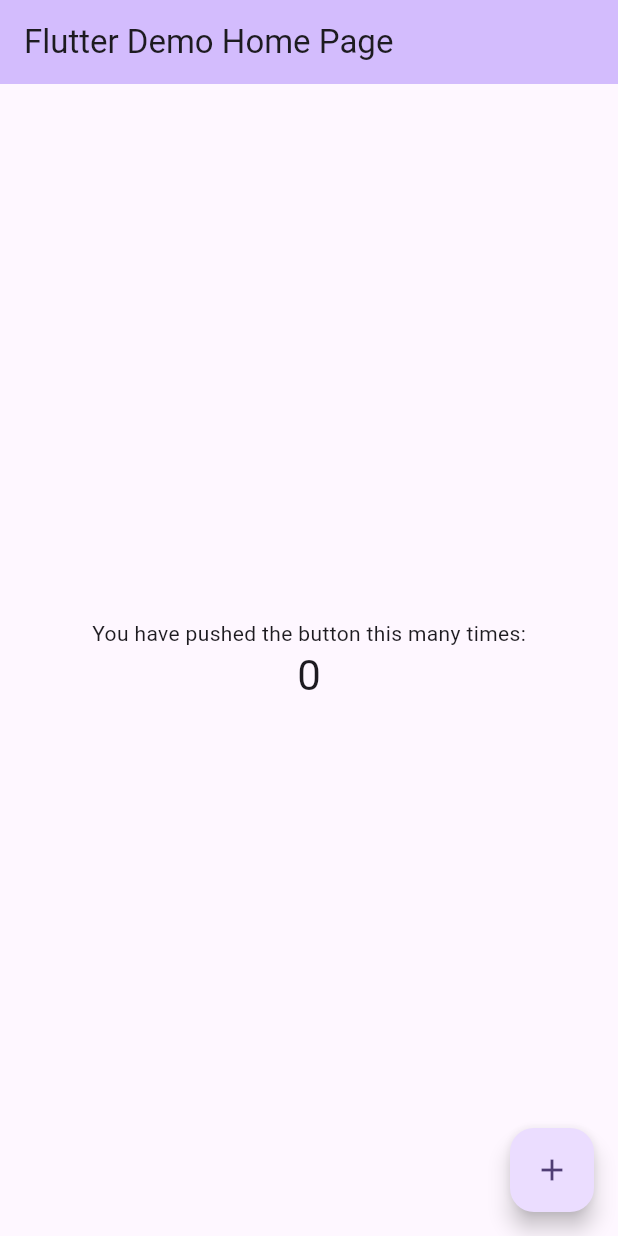
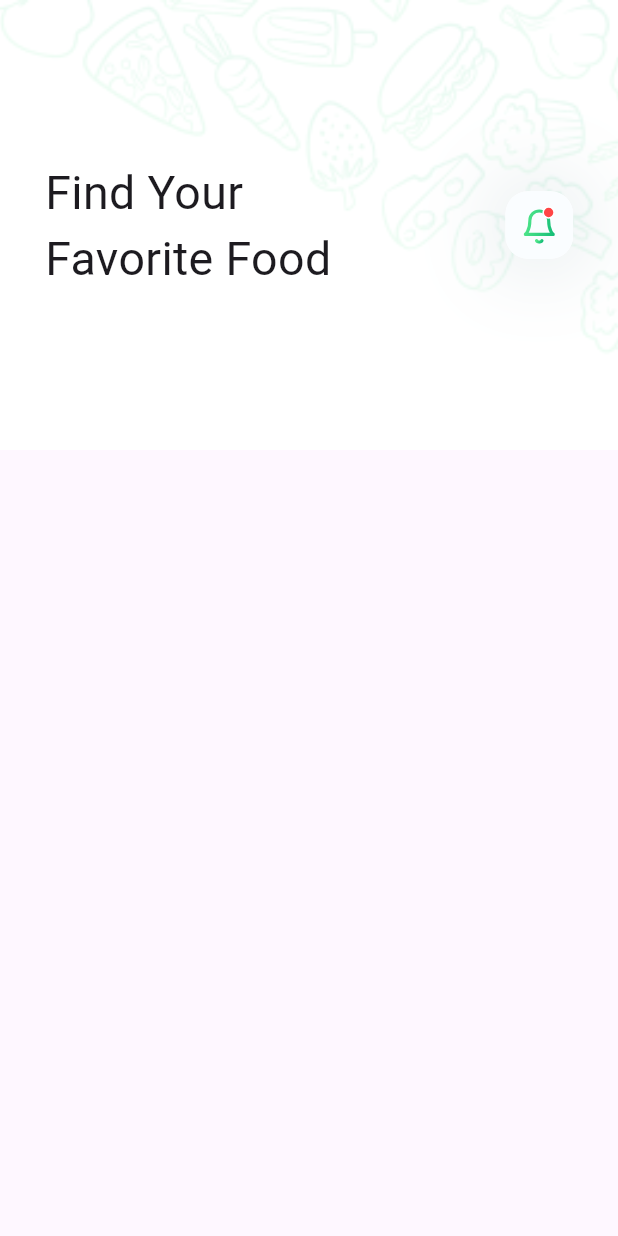
Before and after one commit to khusantoy/foodninja-food-delivery, a Flutter app: the screen it shows after launch, on a phone screen of 412 x 824 dp. Run offline on Flutter 3.47's test engine with Material 3 defaults, Android fonts, the phone set to English and light mode, and no system bars; our stand-ins replace flutter_svg.

Commit message:
added text and notification to heading

```diff
--- a/lib/main.dart
+++ b/lib/main.dart
@@ -1,125 +1,16 @@
 import 'package:flutter/material.dart';
+import 'package:foodninja_food_delivery/screens/explore_menu_screen.dart';
 
 void main() {
-  runApp(const MyApp());
+  runApp(MyApp());
 }
 
 class MyApp extends StatelessWidget {
-  const MyApp({super.key});
-
-  // This widget is the root of your application.
   @override
   Widget build(BuildContext context) {
     return MaterialApp(
-      title: 'Flutter Demo',
-      theme: ThemeData(
-        // This is the theme of your application.
-        //
-        // TRY THIS: Try running your application with "flutter run". You'll see
-        // the application has a purple toolbar. Then, without quitting the app,
-        // try changing the seedColor in the colorScheme below to Colors.green
-        // and then invoke "hot reload" (save your changes or press the "hot
-        // reload" button in a Flutter-supported IDE, or press "r" if you used
-        // the command line to start the app).
-        //
-        // Notice that the counter didn't reset back to zero; the application
-        // state is not lost during the reload. To reset the state, use hot
-        // restart instead.
-        //
-        // This works for code too, not just values: Most code changes can be
-        // tested with just a hot reload.
-        colorScheme: ColorScheme.fromSeed(seedColor: Colors.deepPurple),
-        useMaterial3: true,
-      ),
-      home: const MyHomePage(title: 'Flutter Demo Home Page'),
+      debugShowCheckedModeBanner: false,
+      home: ExploreMenuScreen(),
     );
   }
 }
-
-class MyHomePage extends StatefulWidget {
-  const MyHomePage({super.key, required this.title});
-
-  // This widget is the home page of your application. It is stateful, meaning
-  // that it has a State object (defined below) that contains fields that affect
-  // how it looks.
-
-  // This class is the configuration for the state. It holds the values (in this
-  // case the title) provided by the parent (in this case the App widget) and
-  // used by the build method of the State. Fields in a Widget subclass are
-  // always marked "final".
-
-  final String title;
-
-  @override
-  State<MyHomePage> createState() => _MyHomePageState();
-}
-
-class _MyHomePageState extends State<MyHomePage> {
-  int _counter = 0;
-
-  void _incrementCounter() {
-    setState(() {
-      // This call to setState tells the Flutter framework that something has
-      // changed in this State, which causes it to rerun the build method below
-      // so that the display can reflect the updated values. If we changed
-      // _counter without calling setState(), then the build method would not be
-      // called again, and so nothing would appear to happen.
-      _counter++;
-    });
-  }
-
-  @override
-  Widget build(BuildContext context) {
-    // This method is rerun every time setState is called, for instance as done
-    // by the _incrementCounter method above.
-    //
-    // The Flutter framework has been optimized to make rerunning build methods
-    // fast, so that you can just rebuild anything that needs updating rather
-    // than having to individually change instances of widgets.
-    return Scaffold(
-      appBar: AppBar(
-        // TRY THIS: Try changing the color here to a specific color (to
-        // Colors.amber, perhaps?) and trigger a hot reload to see the AppBar
-        // change color while the other colors stay the same.
-        backgroundColor: Theme.of(context).colorScheme.inversePrimary,
-        // Here we take the value from the MyHomePage object that was created by
-        // the App.build method, and use it to set our appbar title.
-        title: Text(widget.title),
-      ),
-      body: Center(
-        // Center is a layout widget. It takes a single child and positions it
-        // in the middle of the parent.
-        child: Column(
-          // Column is also a layout widget. It takes a list of children and
-          // arranges them vertically. By default, it sizes itself to fit its
-          // children horizontally, and tries to be as tall as its parent.
-          //
-          // Column has various properties to control how it sizes itself and
-          // how it positions its children. Here we use mainAxisAlignment to
-          // center the children vertically; the main axis here is the vertical
-          // axis because Columns are vertical (the cross axis would be
-          // horizontal).
-          //
-          // TRY THIS: Invoke "debug painting" (choose the "Toggle Debug Paint"
-          // action in the IDE, or press "p" in the console), to see the
-          // wireframe for each widget.
-          mainAxisAlignment: MainAxisAlignment.center,
-          children: <Widget>[
-            const Text(
-              'You have pushed the button this many times:',
-            ),
-            Text(
-              '$_counter',
-              style: Theme.of(context).textTheme.headlineMedium,
-            ),
-          ],
-        ),
-      ),
-      floatingActionButton: FloatingActionButton(
-        onPressed: _incrementCounter,
-        tooltip: 'Increment',
-        child: const Icon(Icons.add),
-      ), // This trailing comma makes auto-formatting nicer for build methods.
-    );
-  }
-}
--- /dev/null
+++ b/lib/screens/explore_menu_screen.dart
@@ -0,0 +1,77 @@
+import 'package:flutter/material.dart';
+import 'package:flutter_svg/flutter_svg.dart';
+import 'package:foodninja_food_delivery/utils/string_extensions.dart';
+
+class ExploreMenuScreen extends StatelessWidget {
+  @override
+  Widget build(BuildContext context) {
+    return Scaffold(
+      body: SafeArea(
+        child: Column(
+          children: [
+            Container(
+              width: double.infinity,
+              height: 300,
+              decoration: const BoxDecoration(
+                color: Colors.white,
+                image: DecorationImage(
+                  image: AssetImage(
+                    "assets/images/background.png",
+                  ),
+                  fit: BoxFit.cover,
+                  opacity: 0.1,
+                ),
+              ),
+              child: Padding(
+                padding: const EdgeInsets.symmetric(horizontal: 30),
+                child: Row(
+                  mainAxisAlignment: MainAxisAlignment.spaceBetween,
+                  children: [
+                    const Text(
+                      "Find Your\nFavorite Food",
+                      style: TextStyle(
+                        fontSize: 31,
+                        fontWeight: FontWeight.w400,
+                      ),
+                    ),
+                    Container(
+                      width: 45,
+                      height: 45,
+                      decoration: BoxDecoration(
+                        color: const Color.fromRGBO(250, 253, 255, 1),
+                        borderRadius: BorderRadius.circular(15),
+                        boxShadow: const [
+                          BoxShadow(
+                            color: Color.fromRGBO(20, 78, 90, 0.2),
+                            offset: Offset(
+                              0,
+                              0,
+                            ),
+                            blurRadius: 50,
+                            spreadRadius: 0,
+                          ),
+                          BoxShadow(
+                            color: Colors.white,
+                            offset: Offset(0.0, 0.0),
+                            blurRadius: 0.0,
+                            spreadRadius: 0.0,
+                          ),
+                        ],
+                      ),
+                      child: Padding(
+                        padding: const EdgeInsets.all(10),
+                        child: SvgPicture.asset(
+                          "assets/images/notification_icon.svg",
+                        ),
+                      ),
+                    )
+                  ],
+                ),
+              ),
+            )
+          ],
+        ),
+      ),
+    );
+  }
+}
--- /dev/null
+++ b/lib/utils/string_extensions.dart
@@ -0,0 +1,8 @@
+extension StringExtensions on String {
+  String capitalize() {
+    List<String> words = split(" ");
+    return words
+        .map((word) => words[0].toUpperCase() + word.substring(1).toLowerCase())
+        .join(" ");
+  }
+}
--- a/pubspec.yaml
+++ b/pubspec.yaml
@@ -35,6 +35,7 @@ dependencies:
   # The following adds the Cupertino Icons font to your application.
   # Use with the CupertinoIcons class for iOS style icons.
   cupertino_icons: ^1.0.6
+  flutter_svg: ^2.0.10+1
 
 dev_dependencies:
   flutter_test:
@@ -59,9 +60,8 @@ flutter:
   uses-material-design: true
 
   # To add assets to your application, add an assets section, like this:
-  # assets:
-  #   - images/a_dot_burr.jpeg
-  #   - images/a_dot_ham.jpeg
+  assets:
+    - assets/images/
 
   # An image asset can refer to one or more resolution-specific "variants", see
   # https://flutter.dev/assets-and-images/#resolution-aware
```
Also changed, not shown: assets/images/background.png (added), assets/images/notification_icon.svg (added), pubspec.lock.
